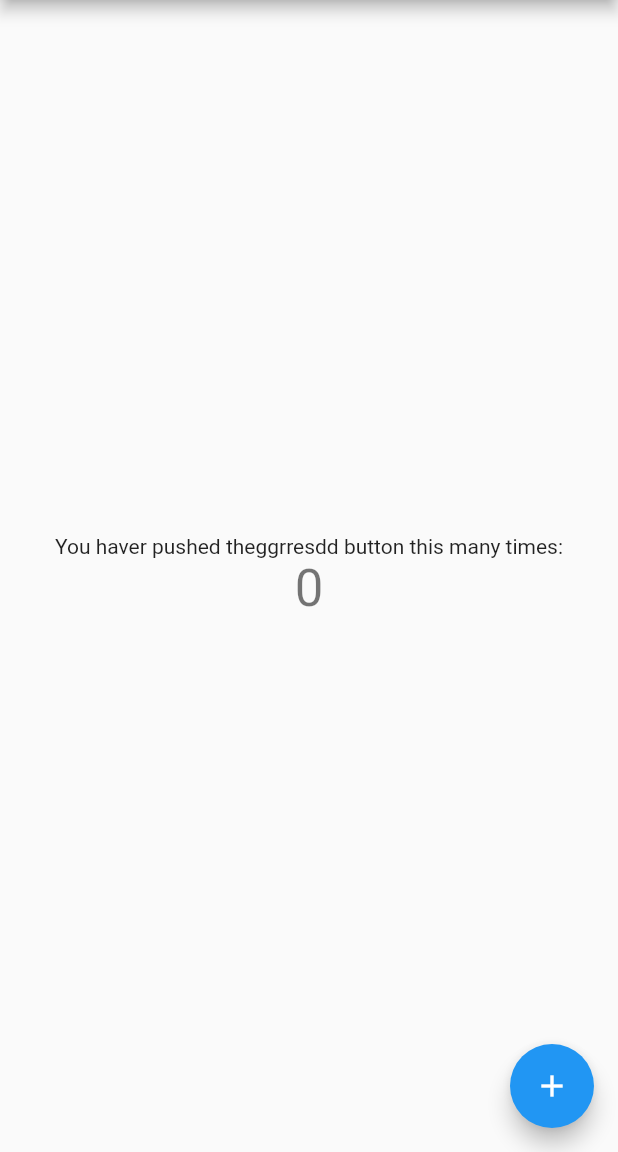
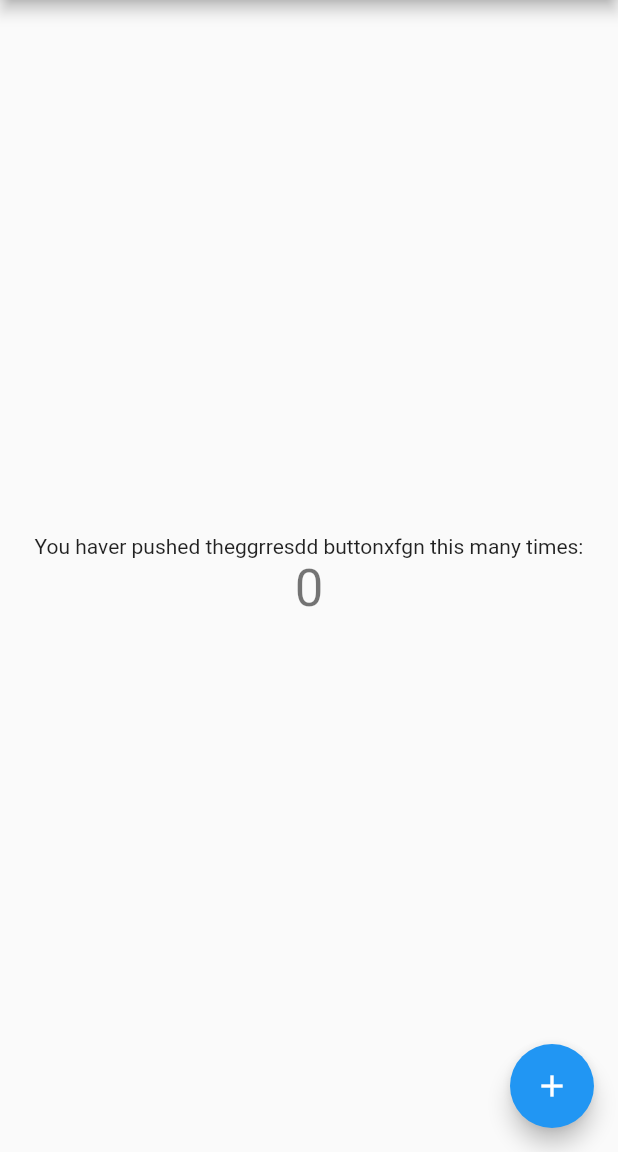
Before and after one commit to AbdelbassitAb/abdelkader1, a Flutter app: the screen it shows after launch, on a phone screen of 412 x 824 dp, the part 84-1236 px from its top. Run offline on Flutter 3.47's test engine with Material 2 defaults, Android fonts, the phone set to English and light mode, and no system bars.

Commit message:
first commit

```diff
--- a/lib/main.dart
+++ b/lib/main.dart
@@ -48,7 +48,7 @@ class _MyHomePageState extends State<MyHomePage> {
           mainAxisAlignment: MainAxisAlignment.center,
           children: <Widget>[
             Text(
-              'You haver pushed theggrresdd button this many times:',
+              'You haver pushed theggrresdd buttonxfgn this many times:',
             ),
             Text(
               '$_counter',
```
